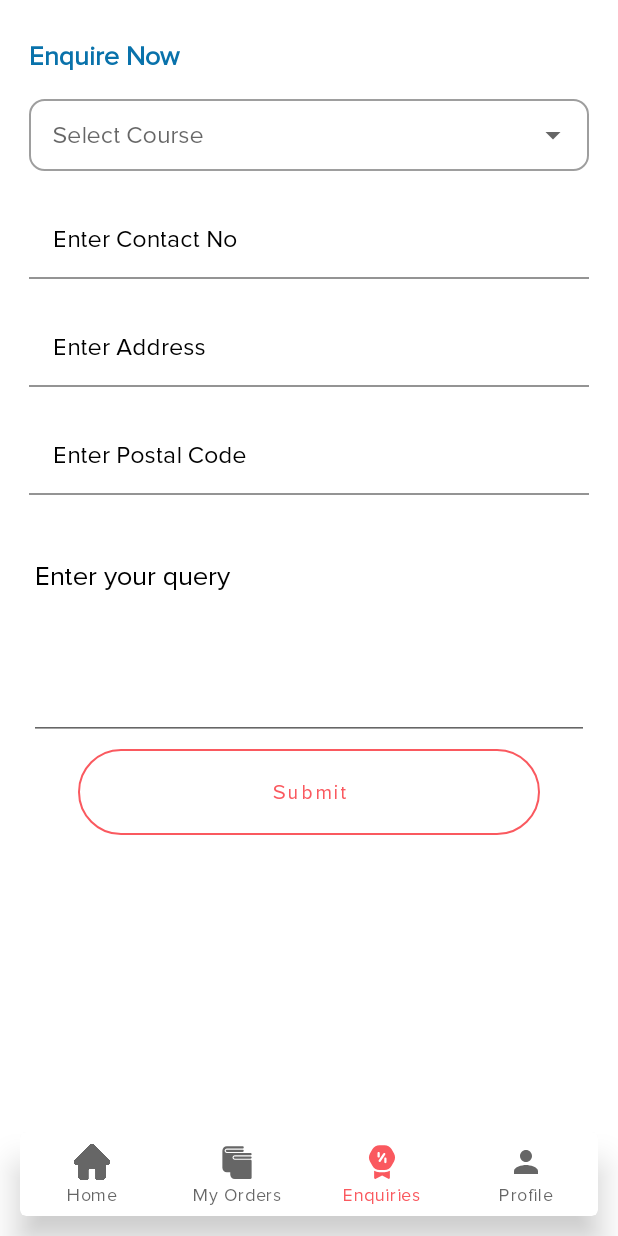
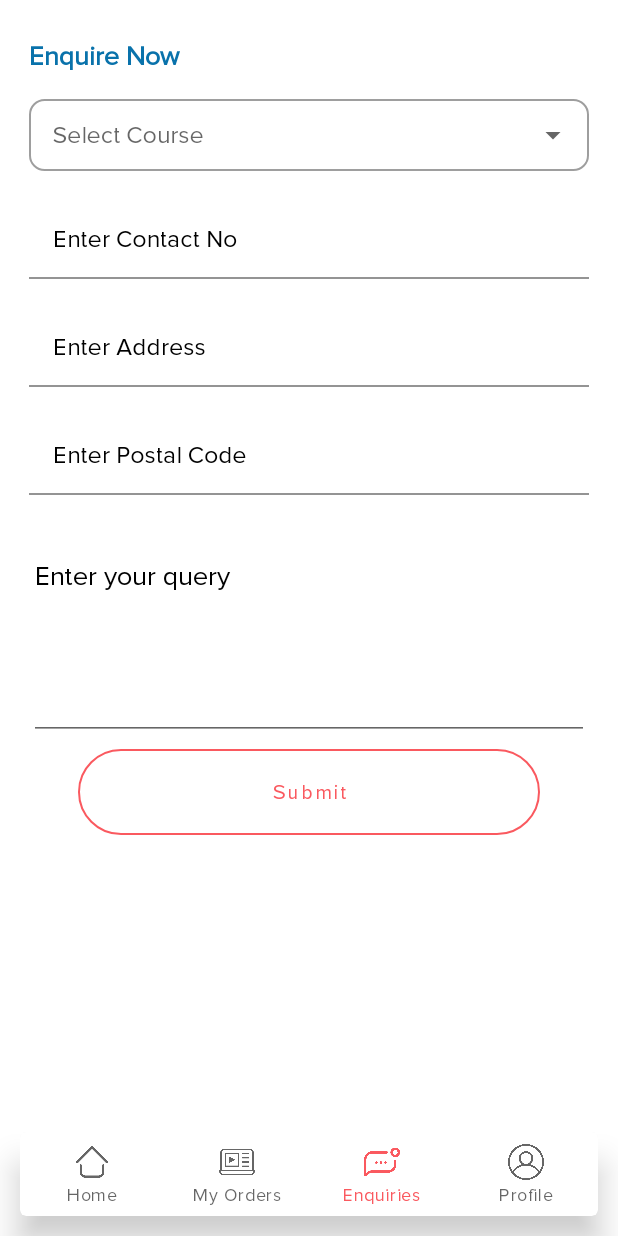
Before and after one commit to bihim/SPRobotics, an Android app: the MainActivity screen opened directly, with no data from a screen before it, item 3 of the bottom bar chosen, on a phone screen of 412 x 824 dp. Run offline under Robolectric (Android 15) with nearby library versions, the phone set to English and light mode, and no system bars; our stand-ins replace Firebase (no records; nobody signed in at launch, a user with empty details on screens opened directly), sdp/ssp sizes; libraries missing offline, so code that uses them is left out: com.labters.lottiealertdialoglibrary, com.mukesh, com.pierfrancescosoffritti.androidyoutubeplayer, com.smarteist.autoimageslider; 11 statements that could not run were skipped.

Commit message:
Icon changed

```diff
--- a/app/src/main/res/menu/bottom_menu.xml
+++ b/app/src/main/res/menu/bottom_menu.xml
@@ -7,18 +7,18 @@
     <item
         android:id="@+id/page_2"
         android:enabled="true"
-        android:icon="@drawable/ic_courses"
+        android:icon="@drawable/courses"
         android:title="My Orders"/>
 
     <item
         android:id="@+id/page_3"
         android:enabled="true"
-        android:icon="@drawable/ic_offers"
+        android:icon="@drawable/enquaries_icon"
         android:title="Enquiries"/>
 
     <item
         android:id="@+id/page_4"
         android:enabled="true"
-        android:icon="@drawable/ic_profile"
+        android:icon="@drawable/profile_new"
         android:title="Profile"/>
 </menu>
```
Also changed, not shown: app/src/main/res/drawable/courses.png (added), app/src/main/res/drawable/enquaries_icon.png (added), app/src/main/res/drawable/home.png, app/src/main/res/drawable/profile_new.png (added).
